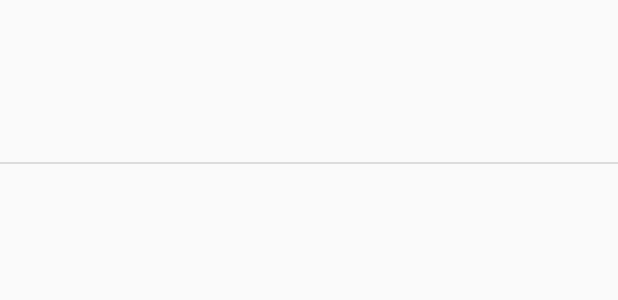
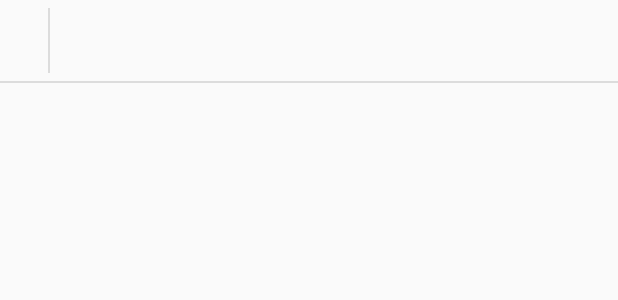
Before and after one commit to kranthi0987/total-college-management, an Android app: the layout fragment_staffdetails.xml on its own in the app's theme, with its tools: preview values and no code run, on a phone screen of 412 x 824 dp. Shown: the top 300 px of the screen. Run offline under Robolectric (Android 15) with nearby library versions, the phone set to English and light mode, and no system bars.

Commit message:
staff and student  ui fixes

```diff
--- a/app/src/main/res/layout/activity_absentees.xml
+++ b/app/src/main/res/layout/activity_absentees.xml
@@ -47,7 +47,7 @@
                         android:layout_width="wrap_content"
                         android:layout_height="wrap_content"
                         android:paddingTop="10dp"
-                        android:text="Apply Leave"
+                        android:text="Management Home"
                         android:textColor="@color/white"
                         android:textSize="18dp" />
                 </LinearLayout>
--- a/app/src/main/res/layout/activity_staff_detail_list.xml
+++ b/app/src/main/res/layout/activity_staff_detail_list.xml
@@ -61,7 +61,9 @@
             android:id="@+id/stafflistfrag"
             android:layout_width="match_parent"
             android:layout_height="match_parent"
-            android:orientation="vertical"></LinearLayout>
+            android:orientation="vertical">
+
+        </LinearLayout>
     </LinearLayout>
 
     <FrameLayout
--- a/app/src/main/res/layout/fragment_staffdetails.xml
+++ b/app/src/main/res/layout/fragment_staffdetails.xml
@@ -5,13 +5,14 @@
     android:divider="?android:dividerVertical"
     android:orientation="vertical"
     android:showDividers="end">
-    <!--<LinearLayout-->
-    <!--android:layout_width="match_parent"-->
-    <!--android:layout_height="wrap_content"-->
-    <!--android:orientation="horizontal"-->
-    <!--android:divider="?android:dividerVertical"-->
-    <!--android:showDividers="middle"-->
-    <!--android:dividerPadding="5dp">-->
+
+    <LinearLayout
+        android:layout_width="match_parent"
+        android:layout_height="wrap_content"
+        android:divider="?android:dividerVertical"
+        android:dividerPadding="5dp"
+        android:orientation="horizontal"
+        android:showDividers="middle">
     <TextView
         android:id="@+id/id"
         android:layout_width="wrap_content"
@@ -28,6 +29,6 @@
         android:textAppearance="?attr/textAppearanceListItem"
         android:textColor="@color/black" />
 
-    <!--</LinearLayout>-->
+    </LinearLayout>
 
 </LinearLayout>
--- a/app/src/main/res/layout/fragment_staffdetails_list.xml
+++ b/app/src/main/res/layout/fragment_staffdetails_list.xml
@@ -9,5 +9,4 @@
     android:layout_marginLeft="16dp"
     android:layout_marginRight="16dp"
     app:layoutManager="LinearLayoutManager"
-    tools:context="app.managementapp.college.com.collegemanagement.management.StaffSearch.StaffDetailsFragment"
-    tools:listitem="@layout/fragment_staffdetails" />
+    tools:context="app.managementapp.college.com.collegemanagement.management.StaffSearch.StaffDetailsFragment" /><!--tools:listitem="@layout/fragment_staffdetails"-->
--- a/app/src/main/res/layout/staff_full_details.xml
+++ b/app/src/main/res/layout/staff_full_details.xml
@@ -48,7 +48,7 @@
                         android:layout_width="wrap_content"
                         android:layout_height="wrap_content"
                         android:paddingTop="10dp"
-                        android:text="@string/title_activity_management_home"
+                        android:text="Staff Full Details "
                         android:textColor="@color/white"
                         android:textSize="18dp" />
                 </LinearLayout>
```
Also changed, not shown: app/src/main/java/app/managementapp/college/com/collegemanagement/management/staffsearch/StaffFullDetails.java (+1 -6 lines), app/src/main/res/layout/fragment_search_list_item.xml (+11 -1 lines).
